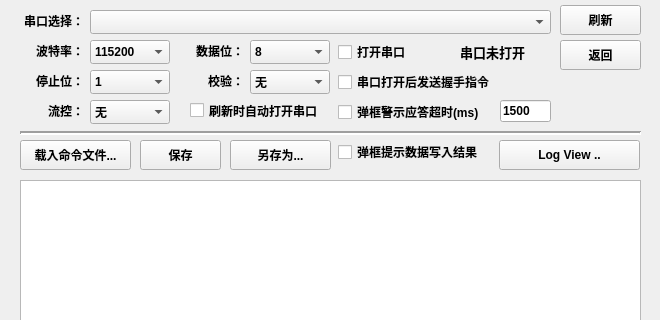
Above: COM/SerialTestDialog.ui from wlffeng2008/TCLDebugTool before the change; both pictures show x 0 to 660 and y 0 to 320 of the 660 by 750 pixel window. Below: the same form after it.
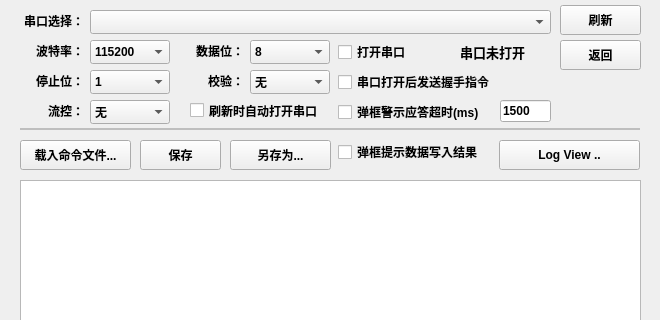
That is the form after the change.

What changed in the file:
```diff
--- a/COM/SerialTestDialog.ui
+++ b/COM/SerialTestDialog.ui
@@ -985,14 +985,25 @@
    </property>
   </widget>
   <widget class="Line" name="line">
+   <property name="enabled">
+    <bool>false</bool>
+   </property>
    <property name="geometry">
     <rect>
      <x>20</x>
-     <y>125</y>
-     <width>621</width>
-     <height>16</height>
+     <y>128</y>
+     <width>620</width>
+     <height>2</height>
     </rect>
    </property>
+   <property name="font">
+    <font>
+     <bold>false</bold>
+    </font>
+   </property>
+   <property name="frameShadow">
+    <enum>QFrame::Shadow::Plain</enum>
+   </property>
    <property name="lineWidth">
     <number>2</number>
    </property>
```
Left out of the diff: 44 changed lines with no effect on the pictures.
